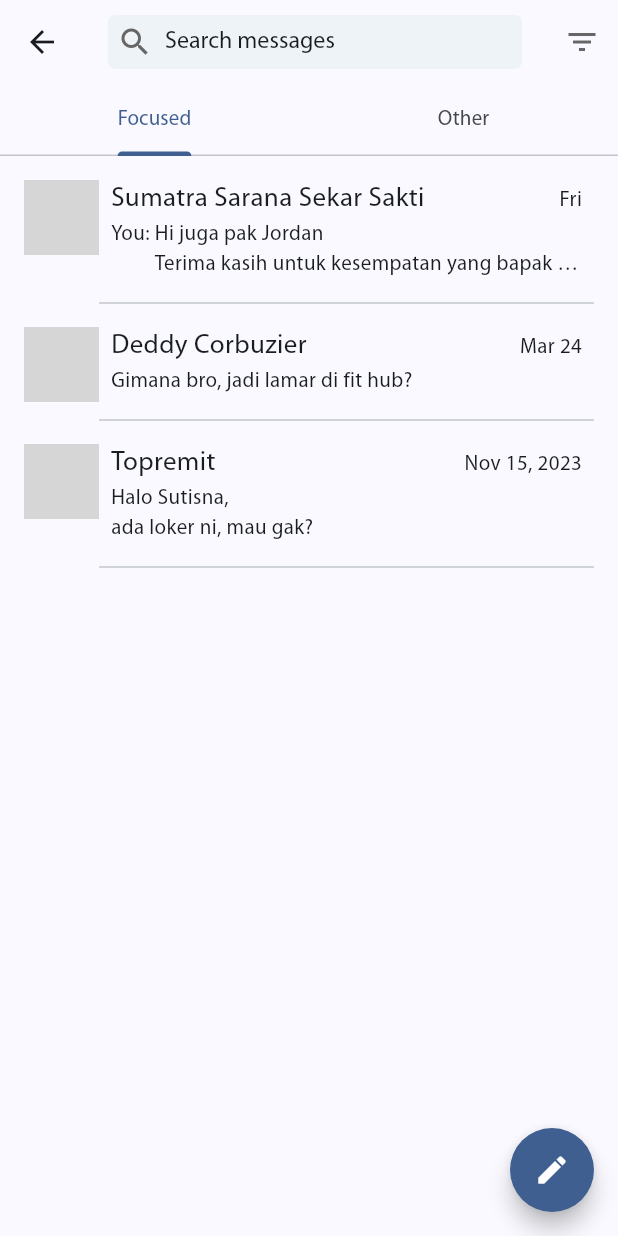
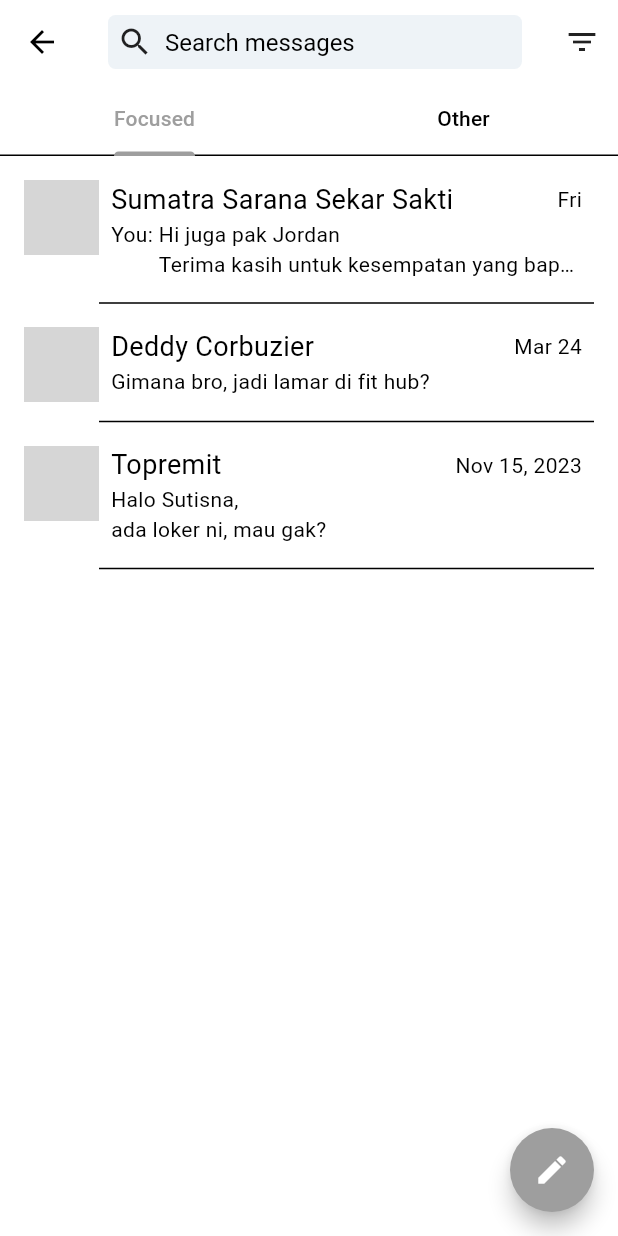
Before and after one commit to MFikriIFC/job_finder, a Flutter app: the JobPage screen opened directly, after a tap on the "chat" icon, on a phone screen of 412 x 824 dp. Run offline on Flutter 3.47's test engine with Material 3 defaults, Android fonts, the phone set to English and light mode, and no system bars; network calls fail; grey boxes are pictures that could not be loaded.

Commit message:
feat : add darkmode provider

```diff
--- a/lib/main.dart
+++ b/lib/main.dart
@@ -1,8 +1,8 @@
 import 'package:flutter/material.dart';
 import 'package:job_finder/models/bottom_nav_model.dart';
+import 'package:job_finder/models/themes/theme_provider.dart';
 import 'package:job_finder/pages/container_page.dart';
 import 'package:provider/provider.dart';
-import 'package:job_finder/pages/authentication/login_page.dart';
 
 void main() {
   runApp(
@@ -11,6 +11,7 @@
         ChangeNotifierProvider(
           create: (context) => BNavModel(),
         ),
+        ChangeNotifierProvider(create: (context) => ThemeProvider()),
       ],
       child: const MyApp(),
     ),
@@ -24,28 +25,8 @@
   @override
   Widget build(BuildContext context) {
     return MaterialApp(
-      debugShowCheckedModeBanner: false,
-      theme: ThemeData(
-        // useMaterial3: false,
-        fontFamily: "Myriad",
-        colorScheme: ColorScheme.fromSeed(
-          seedColor: const Color.fromARGB(255, 10, 102, 194),
-        ),
-
-        iconTheme: const IconThemeData(
-          // Set the default icon color here
-          color: Color.fromARGB(255, 102, 102, 102),
-        ),
-
-        textTheme: const TextTheme(
-          displayMedium: TextStyle(
-            color: Color.fromARGB(
-                255, 165, 165, 165), // Set secondary text color here
-          ),
-        ),
-      ),
-      // home: const Login(),
-      home: const ContainerPage(),
-    );
+        debugShowCheckedModeBanner: false,
+        home: const ContainerPage(),
+        theme: Provider.of<ThemeProvider>(context).themeData);
   }
 }
--- /dev/null
+++ b/lib/models/themes/dark_mode.dart
@@ -0,0 +1,8 @@
+import 'package:flutter/material.dart';
+
+ThemeData darkMode = ThemeData(
+    colorScheme: ColorScheme.dark(
+        background: Colors.grey.shade900,
+        primary: Colors.grey.shade600,
+        secondary: Colors.grey.shade800,
+        inversePrimary: Colors.grey.shade300));
--- /dev/null
+++ b/lib/models/themes/light_mode.dart
@@ -0,0 +1,9 @@
+import 'package:flutter/material.dart';
+
+ThemeData lightMode = ThemeData(
+    colorScheme: ColorScheme.light(
+  background: Colors.white,
+  primary: Colors.grey.shade500,
+  secondary: Colors.grey.shade200,
+  inversePrimary: Colors.grey.shade900,
+));
--- /dev/null
+++ b/lib/models/themes/theme_provider.dart
@@ -0,0 +1,25 @@
+import 'package:flutter/material.dart';
+import 'package:job_finder/models/themes/dark_mode.dart';
+import 'package:job_finder/models/themes/light_mode.dart';
+
+class ThemeProvider extends ChangeNotifier {
+  ThemeData _themeData = lightMode;
+
+  ThemeData get themeData => _themeData;
+
+  bool get isDarkMode => _themeData == darkMode;
+
+  set themeData(ThemeData themeData) {
+    _themeData = themeData;
+
+    notifyListeners();
+  }
+
+  void toggleTheme() {
+    if (_themeData == lightMode) {
+      themeData = darkMode;
+    } else {
+      themeData = lightMode;
+    }
+  }
+}
--- a/lib/widgets/drawer_template.dart
+++ b/lib/widgets/drawer_template.dart
@@ -1,6 +1,8 @@
 import 'package:flutter/cupertino.dart';
 import 'package:flutter/material.dart';
 import 'package:flutter/widgets.dart';
+import 'package:job_finder/models/themes/theme_provider.dart';
+import 'package:provider/provider.dart';
 import 'package:job_finder/pages/profile/profile.dart';
 
 class DrawerTemplate extends StatefulWidget {
@@ -16,37 +18,41 @@
       MaterialPageRoute(
         builder: (ctx) => screen,
       ),
-    ); //
+    );
   }
 
   @override
   Widget build(BuildContext context) {
     return Drawer(
       child: Container(
-        color: Colors.white, // Set the background color here
+        color: Theme.of(context)
+            .colorScheme
+            .background, // Set the background color here
         child: Column(
           children: [
             SizedBox(
-              height: 200,
+              height: 240,
               child: DrawerHeader(
                 child: Column(
                   crossAxisAlignment: CrossAxisAlignment.start,
                   children: [
                     ClipOval(
                       child: Image.asset(
-                        "assets/images/profile/sule.jpeg",
+                        "assets/images/gyt.png",
                         fit: BoxFit.cover,
-                        width: 60,
-                        height: 60,
+                        width: 96,
+                        height: 96,
                       ),
                     ),
                     const SizedBox(
-                      height: 10,
+                      height: 12,
                     ),
                     const Text(
-                      'Sutisna',
+                      'Go Youn Jung',
                       style: TextStyle(
-                          height: 1, fontSize: 24, fontWeight: FontWeight.w600),
+                        fontSize: 24,
+                        fontWeight: FontWeight.w700,
+                      ),
                     ),
                     GestureDetector(
                       onTap: () {
@@ -55,11 +61,9 @@
                       child: Text(
                         'View profile',
                         style: TextStyle(
-                            fontSize: 14,
-                            color: Theme.of(context)
-                                .textTheme
-                                .displayMedium!
-                                .color),
+                          fontSize: 14,
+                          color: Theme.of(context).colorScheme.primary,
+                        ),
                       ),
                     ),
                     const SizedBox(
@@ -74,13 +78,10 @@
                         Text(
                           'profile viewers',
                           style: TextStyle(
-                              color: Theme.of(context)
-                                  .textTheme
-                                  .displayMedium!
-                                  .color),
+                              color: Theme.of(context).colorScheme.primary),
                         )
                       ],
-                    )
+                    ),
                   ],
                 ),
               ),
@@ -91,13 +92,19 @@
                 ListTile(
                   title: Text(
                     "Groups",
-                    style: TextStyle(fontSize: 24, fontWeight: FontWeight.w600),
+                    style: TextStyle(
+                      fontSize: 24,
+                      fontWeight: FontWeight.w600,
+                    ),
                   ),
                 ),
                 ListTile(
                   title: Text(
                     "Events",
-                    style: TextStyle(fontSize: 24, fontWeight: FontWeight.w600),
+                    style: TextStyle(
+                      fontSize: 24,
+                      fontWeight: FontWeight.w600,
+                    ),
                   ),
                 ),
               ],
@@ -105,6 +112,29 @@
             Column(
               crossAxisAlignment: CrossAxisAlignment.start,
               children: [
+                Row(
+                  children: [
+                    const SizedBox(
+                      width: 12,
+                    ),
+                    const Icon(
+                      Icons.wb_sunny_outlined,
+                      size: 16,
+                    ),
+                    CupertinoSwitch(
+                      value: Provider.of<ThemeProvider>(context, listen: false)
+                          .isDarkMode,
+                      onChanged: (value) =>
+                          Provider.of<ThemeProvider>(context, listen: false)
+                              .toggleTheme(),
+                      activeColor: Colors.blue.shade500,
+                    ),
+                    const Icon(
+                      Icons.nights_stay_outlined,
+                      size: 16,
+                    ),
+                  ],
+                ),
                 const Divider(),
                 ListTile(
                     leading: Container(
@@ -112,8 +142,7 @@
                       height: 20,
                       decoration: BoxDecoration(
                         color: const Color.fromRGBO(231, 163, 62, 1),
-                        borderRadius: BorderRadius.circular(
-                            3), // You can adjust the radius value as needed
+                        borderRadius: BorderRadius.circular(3),
                       ),
                     ),
                     title: const Text(
```
